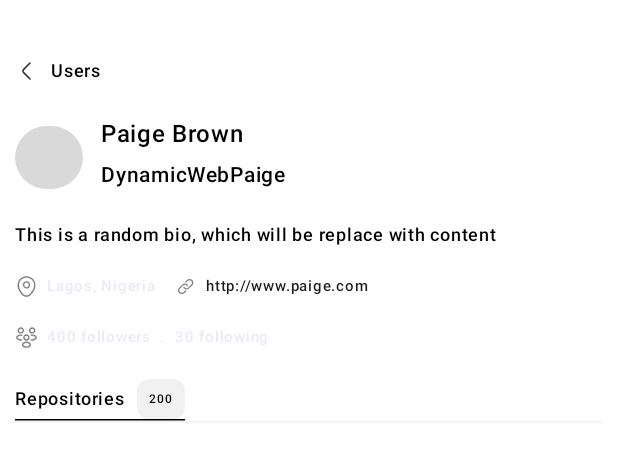
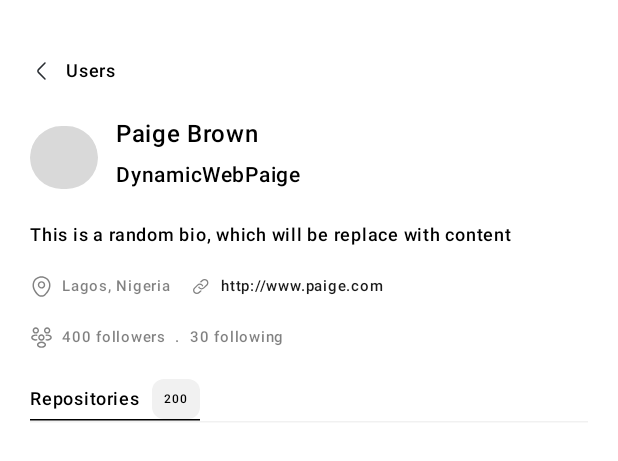
Before and after one commit to Abdullahi1/GithubRepositoryFinder, an Android app built with Jetpack Compose: the @Preview function GithubUserDetailScreenPreview, on a phone screen of 412 x 824 dp. Shown: the top 461 px of the screen. Run offline under Robolectric (Android 15) with nearby library versions, the phone set to English and light mode, and no system bars; pictures from the network do not load.

Commit message:
layout refactor

```diff
--- a/app/src/main/java/com/example/repofinder/navigation/AppNavHost.kt
+++ b/app/src/main/java/com/example/repofinder/navigation/AppNavHost.kt
@@ -22,7 +22,7 @@ fun AppNavHost(modifier: Modifier = Modifier, navController: NavHostController,)
         modifier = modifier,
         startDestination = HomeScreenRoute
     ) {
-        homeScreen(modifier = modifier, onMenuClicked = {
+        homeScreen(onMenuClicked = {
             if (it.id == 100){
                 navController.navigate(UserScreenRoute)
             }else if (it.id == 101){
@@ -33,7 +33,7 @@ fun AppNavHost(modifier: Modifier = Modifier, navController: NavHostController,)
         usersList(onUserSelected = {
             navController.navigate(route = UserDetailScreenRoute(userName = it.userName))
         })
-        userDetails(modifier = modifier, onBackPressed = {
+        userDetails(onBackPressed = {
             navController.navigateUp()
         })
     }
--- a/feature/userdetails/src/main/java/com/example/userdetails/screen/GithubUserDetailScreen.kt
+++ b/feature/userdetails/src/main/java/com/example/userdetails/screen/GithubUserDetailScreen.kt
@@ -44,7 +44,7 @@ fun GithubUserDetailScreen(modifier: Modifier = Modifier, onBackPressed: () -> U
     val density = LocalDensity.current
     Column(
         modifier = modifier
-            .padding(10.dp)
+            .padding(vertical = 10.dp, horizontal = 20.dp)
             .fillMaxSize(),
     ) {
 
@@ -91,7 +91,7 @@ fun GithubUserDetailScreen(modifier: Modifier = Modifier, onBackPressed: () -> U
                 text = "Lagos, Nigeria",
                 fontSize = 10.sp,
                 fontWeight = FontWeight.W500,
-                color = Color(0x1A1A1A8C)
+                color = Color(0x8D1A1A1A)
             )
             Spacer(modifier = Modifier.width(12.dp))
             Image(
@@ -117,14 +117,14 @@ fun GithubUserDetailScreen(modifier: Modifier = Modifier, onBackPressed: () -> U
                 text = "400 followers  .",
                 fontSize = 10.sp,
                 fontWeight = FontWeight.W500,
-                color = Color(0x1A1A1A8C)
+                color = Color(0x8D1A1A1A)
             )
             Spacer(modifier = Modifier.width(6.dp))
             Text(
                 text = "30 following",
                 fontSize = 10.sp,
                 fontWeight = FontWeight.W500,
-                color = Color(0x1A1A1A8C)
+                color = Color(0x8D1A1A1A)
             )
         }
         Spacer(modifier = Modifier.height(16.dp))
```
